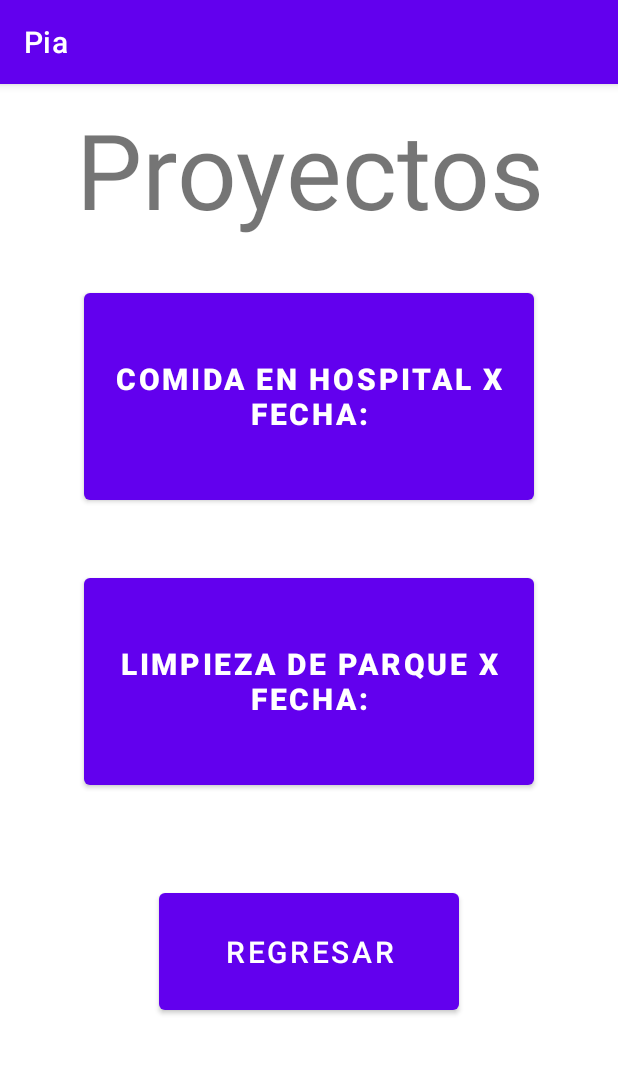
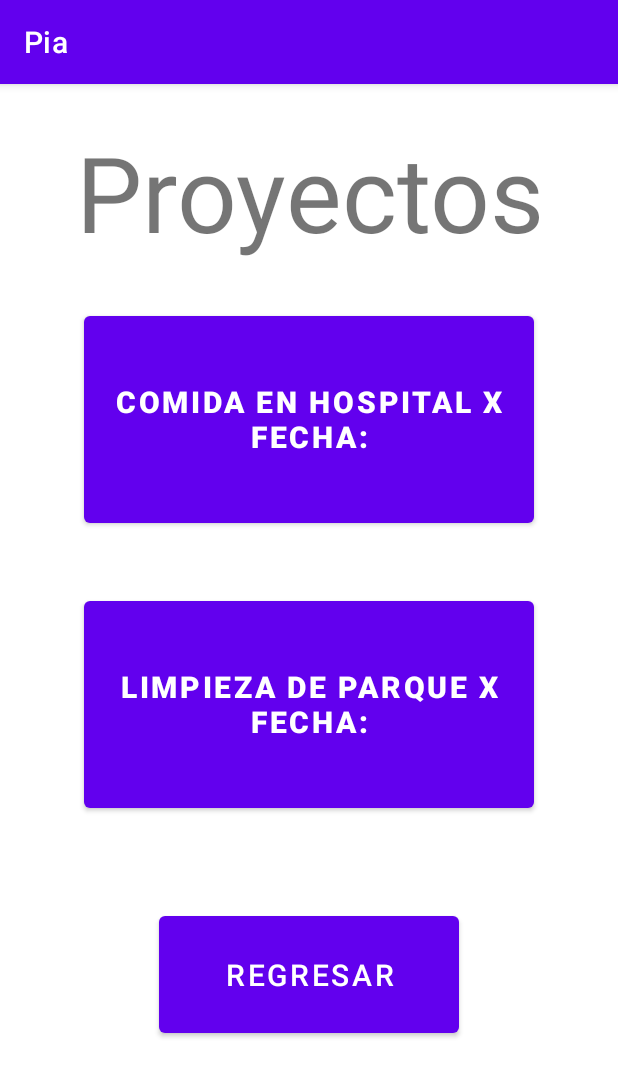
Before and after one commit to Devany15/EcoApp2, an Android app: the Proyectos screen opened directly, with no data from a screen before it, on a phone screen of 412 x 824 dp. Shown: the top 1077 px of the screen. Run offline under Robolectric (Android 15) with nearby library versions, the phone set to English and light mode, and no system bars.

Commit message:
Update activity_proyectos.xml

```diff
--- a/app/src/main/res/layout/activity_proyectos.xml
+++ b/app/src/main/res/layout/activity_proyectos.xml
@@ -5,7 +5,8 @@
     android:layout_width="match_parent"
     android:layout_height="match_parent"
     android:orientation="vertical"
-    tools:context=".Proyectos">
+    tools:context=".Proyectos"
+    android:layout_margin="15dp">
 <TextView
     android:layout_width="match_parent"
     android:layout_height="wrap_content"
```
